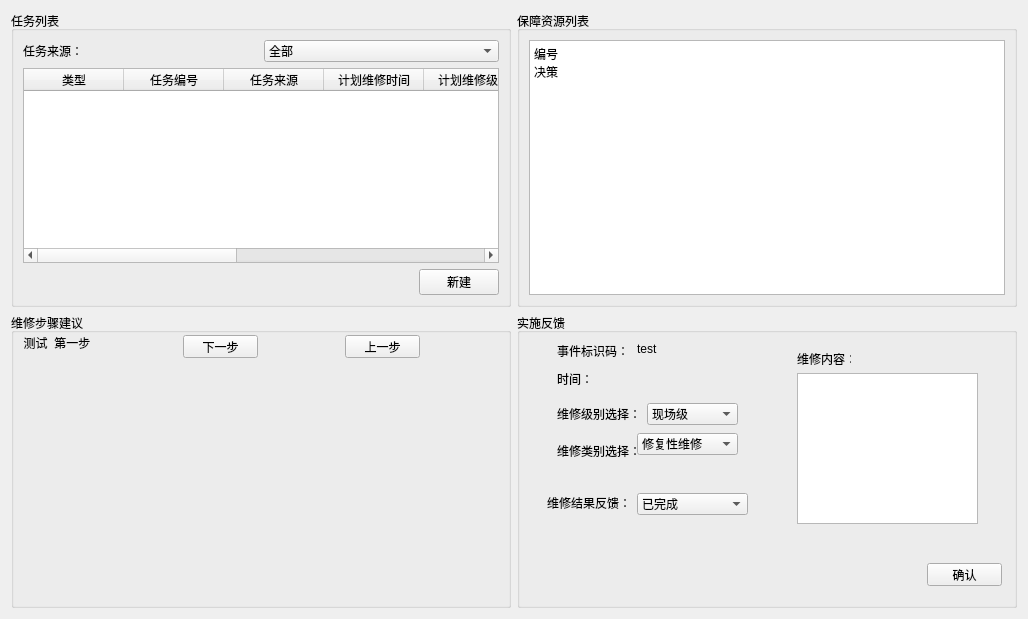
Old version of the form maintianmanager/maintianmanager.ui in the repository MarcoWLW/HealthManager.
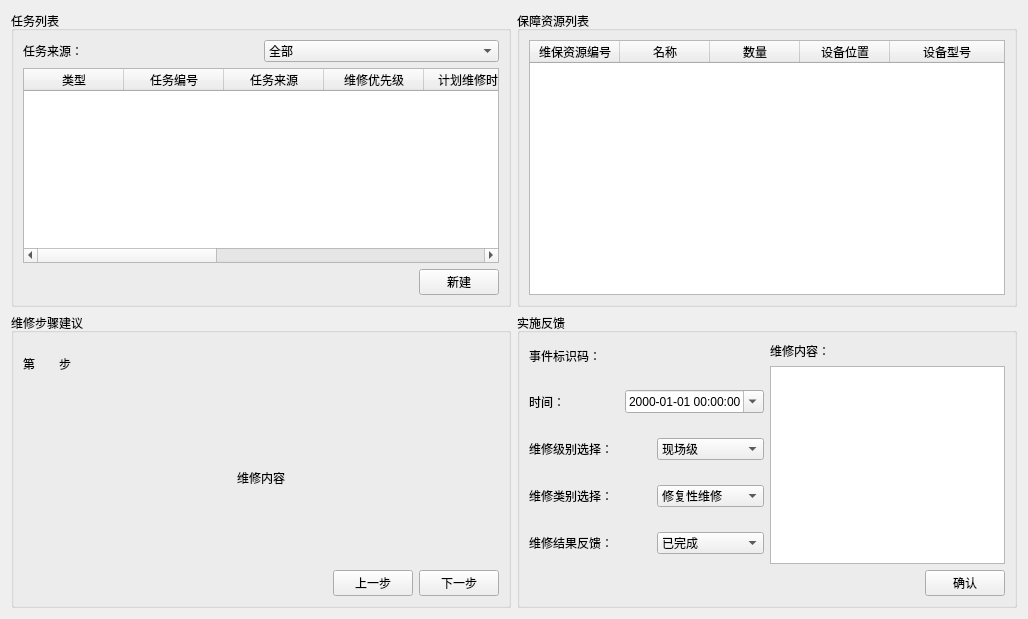
New version of the form.

```diff
--- a/maintianmanager/maintianmanager.ui
+++ b/maintianmanager/maintianmanager.ui
@@ -73,6 +73,11 @@
                 <string>任务来源</string>
                </property>
               </column>
+              <column>
+               <property name="text">
+                <string>维修优先级</string>
+               </property>
+              </column>
               <column>
                <property name="text">
                 <string>计划维修时间</string>
@@ -147,16 +152,38 @@
          </property>
          <layout class="QHBoxLayout" name="horizontalLayout_7">
           <item>
-           <widget class="QTextEdit" name="textEdit">
-            <property name="html">
-             <string>&lt;!DOCTYPE HTML PUBLIC &quot;-//W3C//DTD HTML 4.0//EN&quot; &quot;http://www.w3.org/TR/REC-html40/strict.dtd&quot;&gt;
-&lt;html&gt;&lt;head&gt;&lt;meta name=&quot;qrichtext&quot; content=&quot;1&quot; /&gt;&lt;style type=&quot;text/css&quot;&gt;
-p, li { white-space: pre-wrap; }
-&lt;/style&gt;&lt;/head&gt;&lt;body style=&quot; font-family:'SimSun'; font-size:9pt; font-weight:400; font-style:normal;&quot;&gt;
-&lt;p style=&quot; margin-top:0px; margin-bottom:0px; margin-left:0px; margin-right:0px; -qt-block-indent:0; text-indent:0px;&quot;&gt;编号&lt;/p&gt;
-&lt;p style=&quot; margin-top:0px; margin-bottom:0px; margin-left:0px; margin-right:0px; -qt-block-indent:0; text-indent:0px;&quot;&gt;决策&lt;/p&gt;
-&lt;p style=&quot;-qt-paragraph-type:empty; margin-top:0px; margin-bottom:0px; margin-left:0px; margin-right:0px; -qt-block-indent:0; text-indent:0px;&quot;&gt;&lt;br /&gt;&lt;/p&gt;&lt;/body&gt;&lt;/html&gt;</string>
-            </property>
+           <widget class="QTableWidget" name="tableWidget_resource">
+            <attribute name="horizontalHeaderDefaultSectionSize">
+             <number>90</number>
+            </attribute>
+            <attribute name="horizontalHeaderStretchLastSection">
+             <bool>true</bool>
+            </attribute>
+            <column>
+             <property name="text">
+              <string>维保资源编号</string>
+             </property>
+            </column>
+            <column>
+             <property name="text">
+              <string>名称</string>
+             </property>
+            </column>
+            <column>
+             <property name="text">
+              <string>数量</string>
+             </property>
+            </column>
+            <column>
+             <property name="text">
+              <string>设备位置</string>
+             </property>
+            </column>
+            <column>
+             <property name="text">
+              <string>设备型号</string>
+             </property>
+            </column>
            </widget>
           </item>
          </layout>
@@ -171,48 +198,129 @@
          <property name="title">
           <string>维修步骤建议</string>
          </property>
+         <layout class="QHBoxLayout" name="horizontalLayout_11">
+          <item>
+           <layout class="QVBoxLayout" name="verticalLayout_4">
+            <item>
+             <layout class="QVBoxLayout" name="verticalLayout_3" stretch="1,4">
+              <item>
+               <layout class="QHBoxLayout" name="horizontalLayout_9">
+                <property name="sizeConstraint">
+                 <enum>QLayout::SetMaximumSize</enum>
+                </property>
+                <item>
+                 <layout class="QHBoxLayout" name="horizontalLayout_8">
+                  <property name="sizeConstraint">
+                   <enum>QLayout::SetFixedSize</enum>
+                  </property>
+                  <item>
+                   <widget class="QLabel" name="label">
+                    <property name="text">
+                     <string>第</string>
+                    </property>
+                   </widget>
+                  </item>
+                  <item>
+                   <widget class="QLabel" name="label_stepNum">
+                    <property name="minimumSize">
+                     <size>
+                      <width>12</width>
+                      <height>0</height>
+                     </size>
+                    </property>
+                    <property name="maximumSize">
+                     <size>
+                      <width>16777215</width>
+                      <height>63</height>
+                     </size>
+                    </property>
+                    <property name="text">
+                     <string/>
+                    </property>
+                   </widget>
+                  </item>
+                  <item>
+                   <widget class="QLabel" name="label_11">
+                    <property name="text">
+                     <string>步</string>
+                    </property>
+                   </widget>
+                  </item>
+                 </layout>
+                </item>
+                <item>
+                 <spacer name="horizontalSpacer_2">
+                  <property name="orientation">
+                   <enum>Qt::Horizontal</enum>
+                  </property>
+                  <property name="sizeHint" stdset="0">
+                   <size>
+                    <width>40</width>
+                    <height>20</height>
+                   </size>
+                  </property>
+                 </spacer>
+                </item>
+               </layout>
+              </item>
+              <item>
+               <widget class="QLabel" name="label_stepContent">
+                <property name="text">
+                 <string>维修内容</string>
+                </property>
+                <property name="alignment">
+                 <set>Qt::AlignCenter</set>
+                </property>
+               </widget>
+              </item>
+             </layout>
+            </item>
+            <item>
+             <layout class="QHBoxLayout" name="horizontalLayout_10">
+              <item>
+               <spacer name="horizontalSpacer_3">
+                <property name="orientation">
+                 <enum>Qt::Horizontal</enum>
+                </property>
+                <property name="sizeHint" stdset="0">
+                 <size>
+                  <width>40</width>
+                  <height>20</height>
+                 </size>
+                </property>
+               </spacer>
+              </item>
+              <item>
          <widget class="QPushButton" name="pushButton_upstep">
-          <property name="geometry">
-           <rect>
-            <x>334</x>
-            <y>22</y>
-            <width>75</width>
-            <height>23</height>
-           </rect>
+                <property name="sizePolicy">
+                 <sizepolicy hsizetype="Fixed" vsizetype="Fixed">
+                  <horstretch>0</horstretch>
+                  <verstretch>0</verstretch>
+                 </sizepolicy>
           </property>
           <property name="text">
            <string>上一步</string>
           </property>
          </widget>
+              </item>
+              <item>
          <widget class="QPushButton" name="pushButton_downstep">
-          <property name="geometry">
-           <rect>
-            <x>172</x>
-            <y>22</y>
-            <width>75</width>
-            <height>23</height>
-           </rect>
+                <property name="sizePolicy">
+                 <sizepolicy hsizetype="Fixed" vsizetype="Fixed">
+                  <horstretch>0</horstretch>
+                  <verstretch>0</verstretch>
+                 </sizepolicy>
           </property>
           <property name="text">
            <string>下一步</string>
           </property>
          </widget>
-         <widget class="QLabel" name="label">
-          <property name="geometry">
-           <rect>
-            <x>10</x>
-            <y>22</y>
-            <width>72</width>
-            <height>16</height>
-           </rect>
-          </property>
-          <property name="text">
-           <string>测试  第一步</string>
-          </property>
-          <property name="alignment">
-           <set>Qt::AlignCenter</set>
-          </property>
-         </widget>
+              </item>
+             </layout>
+            </item>
+           </layout>
+          </item>
+         </layout>
         </widget>
        </item>
        <item>
@@ -220,80 +328,109 @@
          <property name="title">
           <string>实施反馈</string>
          </property>
+         <layout class="QHBoxLayout" name="horizontalLayout_19">
+          <item>
+           <layout class="QVBoxLayout" name="verticalLayout_7">
+            <item>
+             <layout class="QHBoxLayout" name="horizontalLayout_17" stretch="1,1">
+              <item>
+               <layout class="QVBoxLayout" name="verticalLayout_5" stretch="1,1,1,1,1">
+                <property name="spacing">
+                 <number>20</number>
+                </property>
+                <item>
+                 <layout class="QHBoxLayout" name="horizontalLayout_12">
+                  <item>
          <widget class="QLabel" name="label_3">
-          <property name="geometry">
-           <rect>
-            <x>40</x>
-            <y>30</y>
-            <width>71</width>
-            <height>16</height>
-           </rect>
+                    <property name="sizePolicy">
+                     <sizepolicy hsizetype="Preferred" vsizetype="Fixed">
+                      <horstretch>0</horstretch>
+                      <verstretch>0</verstretch>
+                     </sizepolicy>
           </property>
           <property name="text">
            <string>事件标识码：</string>
           </property>
          </widget>
-         <widget class="QLabel" name="label_4">
-          <property name="geometry">
-           <rect>
-            <x>120</x>
-            <y>30</y>
-            <width>54</width>
-            <height>12</height>
-           </rect>
+                  </item>
+                  <item>
+                   <widget class="QLabel" name="label_actID">
+                    <property name="sizePolicy">
+                     <sizepolicy hsizetype="Preferred" vsizetype="Fixed">
+                      <horstretch>0</horstretch>
+                      <verstretch>0</verstretch>
+                     </sizepolicy>
           </property>
           <property name="text">
-           <string>test</string>
-          </property>
-         </widget>
-         <widget class="QPushButton" name="pushButton_confirm">
-          <property name="geometry">
-           <rect>
-            <x>410</x>
-            <y>250</y>
-            <width>75</width>
-            <height>23</height>
-           </rect>
-          </property>
-          <property name="text">
-           <string>确认</string>
-          </property>
-         </widget>
+                     <string/>
+                    </property>
+                   </widget>
+                  </item>
+                 </layout>
+                </item>
+                <item>
+                 <layout class="QHBoxLayout" name="horizontalLayout_13">
+                  <item>
          <widget class="QLabel" name="label_5">
-          <property name="geometry">
-           <rect>
-            <x>40</x>
-            <y>60</y>
-            <width>54</width>
-            <height>12</height>
-           </rect>
-          </property>
           <property name="text">
            <string>时间：</string>
           </property>
          </widget>
+                  </item>
+                  <item>
+                   <widget class="QDateTimeEdit" name="dateTimeEdit_actTime">
+                    <property name="wrapping">
+                     <bool>false</bool>
+                    </property>
+                    <property name="buttonSymbols">
+                     <enum>QAbstractSpinBox::UpDownArrows</enum>
+                    </property>
+                    <property name="accelerated">
+                     <bool>false</bool>
+                    </property>
+                    <property name="correctionMode">
+                     <enum>QAbstractSpinBox::CorrectToPreviousValue</enum>
+                    </property>
+                    <property name="keyboardTracking">
+                     <bool>true</bool>
+                    </property>
+                    <property name="showGroupSeparator" stdset="0">
+                     <bool>false</bool>
+                    </property>
+                    <property name="maximumDate">
+                     <date>
+                      <year>7933</year>
+                      <month>12</month>
+                      <day>31</day>
+                     </date>
+                    </property>
+                    <property name="currentSection">
+                     <enum>QDateTimeEdit::YearSection</enum>
+                    </property>
+                    <property name="displayFormat">
+                     <string>yyyy-MM-dd HH:mm:ss</string>
+                    </property>
+                    <property name="calendarPopup">
+                     <bool>true</bool>
+                    </property>
+                    <property name="timeSpec">
+                     <enum>Qt::LocalTime</enum>
+                    </property>
+                   </widget>
+                  </item>
+                 </layout>
+                </item>
+                <item>
+                 <layout class="QHBoxLayout" name="horizontalLayout_14">
+                  <item>
          <widget class="QLabel" name="label_6">
-          <property name="geometry">
-           <rect>
-            <x>40</x>
-            <y>90</y>
-            <width>81</width>
-            <height>21</height>
-           </rect>
-          </property>
           <property name="text">
            <string>维修级别选择：</string>
           </property>
          </widget>
-         <widget class="QComboBox" name="comboBox_back_rank">
-          <property name="geometry">
-           <rect>
-            <x>130</x>
-            <y>90</y>
-            <width>91</width>
-            <height>22</height>
-           </rect>
-          </property>
+                  </item>
+                  <item>
+                   <widget class="QComboBox" name="comboBox_actLevel">
           <item>
            <property name="text">
             <string>现场级</string>
@@ -305,28 +442,20 @@
            </property>
           </item>
          </widget>
+                  </item>
+                 </layout>
+                </item>
+                <item>
+                 <layout class="QHBoxLayout" name="horizontalLayout_15">
+                  <item>
          <widget class="QLabel" name="label_7">
-          <property name="geometry">
-           <rect>
-            <x>40</x>
-            <y>130</y>
-            <width>91</width>
-            <height>16</height>
-           </rect>
-          </property>
           <property name="text">
            <string>维修类别选择：</string>
           </property>
          </widget>
-         <widget class="QComboBox" name="comboBox_2">
-          <property name="geometry">
-           <rect>
-            <x>120</x>
-            <y>120</y>
-            <width>101</width>
-            <height>22</height>
-           </rect>
-          </property>
+                  </item>
+                  <item>
+                   <widget class="QComboBox" name="comboBox_actLog">
           <item>
            <property name="text">
             <string>修复性维修</string>
@@ -343,28 +472,20 @@
            </property>
           </item>
          </widget>
+                  </item>
+                 </layout>
+                </item>
+                <item>
+                 <layout class="QHBoxLayout" name="horizontalLayout_16">
+                  <item>
          <widget class="QLabel" name="label_8">
-          <property name="geometry">
-           <rect>
-            <x>30</x>
-            <y>180</y>
-            <width>81</width>
-            <height>20</height>
-           </rect>
-          </property>
           <property name="text">
            <string>维修结果反馈：</string>
           </property>
          </widget>
-         <widget class="QComboBox" name="comboBox_3">
-          <property name="geometry">
-           <rect>
-            <x>120</x>
-            <y>180</y>
-            <width>111</width>
-            <height>22</height>
-           </rect>
-          </property>
+                  </item>
+                  <item>
+                   <widget class="QComboBox" name="comboBox_actRct">
           <item>
            <property name="text">
             <string>已完成</string>
@@ -381,29 +502,54 @@
            </property>
           </item>
          </widget>
+                  </item>
+                 </layout>
+                </item>
+               </layout>
+              </item>
+              <item>
+               <layout class="QVBoxLayout" name="verticalLayout_6">
+                <item>
          <widget class="QLabel" name="label_9">
-          <property name="geometry">
-           <rect>
-            <x>280</x>
-            <y>40</y>
-            <width>54</width>
-            <height>12</height>
-           </rect>
-          </property>
           <property name="text">
            <string>维修内容：</string>
           </property>
          </widget>
-         <widget class="QTextEdit" name="textEdit_2">
-          <property name="geometry">
-           <rect>
-            <x>280</x>
-            <y>60</y>
-            <width>181</width>
-            <height>151</height>
-           </rect>
-          </property>
-         </widget>
+                </item>
+                <item>
+                 <widget class="QTextEdit" name="textEdit_actHit"/>
+                </item>
+               </layout>
+              </item>
+             </layout>
+            </item>
+            <item>
+             <layout class="QHBoxLayout" name="horizontalLayout_18">
+              <item>
+               <spacer name="horizontalSpacer_4">
+                <property name="orientation">
+                 <enum>Qt::Horizontal</enum>
+                </property>
+                <property name="sizeHint" stdset="0">
+                 <size>
+                  <width>40</width>
+                  <height>20</height>
+                 </size>
+                </property>
+               </spacer>
+              </item>
+              <item>
+               <widget class="QPushButton" name="pushButton_confirm">
+                <property name="text">
+                 <string>确认</string>
+                </property>
+               </widget>
+              </item>
+             </layout>
+            </item>
+           </layout>
+          </item>
+         </layout>
         </widget>
        </item>
       </layout>
```
Left out of the diff: 2 changed lines with no effect on the pictures. Lines whose indentation alone changed are shown as unchanged.
